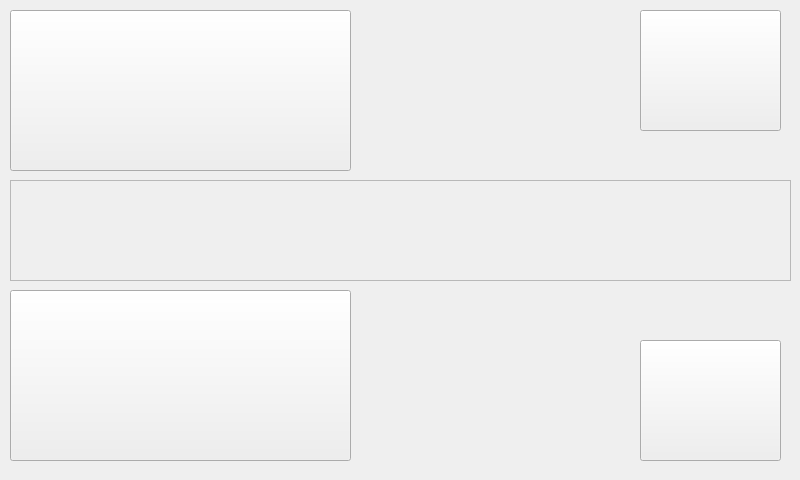
Old version of the form src/gui/mousewindow.ui in the repository Meelo/MaeRemote.
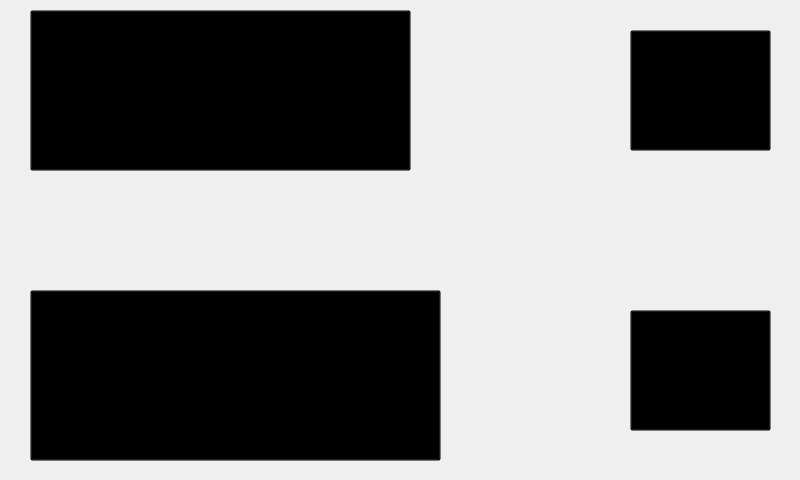
New version of the form. Icons and pictures are not drawn.

Commit message: Made background image for the mousewindow, but qt stylesheet fails miserably with this.. to fix later..

Diff of the .ui file:
```diff
--- a/src/gui/mousewindow.ui
+++ b/src/gui/mousewindow.ui
@@ -13,42 +13,83 @@
   <property name="windowTitle">
    <string>MaeRemote</string>
   </property>
+  <property name="windowIcon">
+   <iconset>
+    <normaloff>logo.png</normaloff>logo.png</iconset>
+  </property>
+  <property name="styleSheet">
+   <string notr="true">background-image: url(mouseui.png);</string>
+  </property>
   <widget class="QWidget" name="centralWidget">
+   <property name="styleSheet">
+    <string notr="true">background-image: url(mouseui.png);
+background-color: transparent;</string>
+   </property>
    <widget class="QPushButton" name="rightMouseButton">
     <property name="geometry">
      <rect>
-      <x>10</x>
+      <x>30</x>
       <y>10</y>
-      <width>341</width>
+      <width>381</width>
       <height>161</height>
      </rect>
     </property>
+    <property name="focusPolicy">
+     <enum>Qt::NoFocus</enum>
+    </property>
+    <property name="whatsThis">
+     <string>Right click button....</string>
+    </property>
+    <property name="styleSheet">
+     <string notr="true">background-image: url(nopic.png);
+background-color: transparent;</string>
+    </property>
     <property name="text">
-     <string/>
+     <string>right button</string>
     </property>
    </widget>
    <widget class="QPushButton" name="leftMouseButton">
     <property name="geometry">
      <rect>
-      <x>10</x>
+      <x>30</x>
       <y>290</y>
-      <width>341</width>
+      <width>411</width>
       <height>171</height>
      </rect>
     </property>
+    <property name="focusPolicy">
+     <enum>Qt::NoFocus</enum>
+    </property>
+    <property name="whatsThis">
+     <string>Left click button...</string>
+    </property>
+    <property name="autoFillBackground">
+     <bool>false</bool>
+    </property>
+    <property name="styleSheet">
+     <string notr="true">background-image: url(nopic.png);
+background-color: transparent;</string>
+    </property>
     <property name="text">
-     <string/>
+     <string>left button</string>
     </property>
    </widget>
    <widget class="QPushButton" name="lockButton">
     <property name="geometry">
      <rect>
-      <x>640</x>
-      <y>340</y>
+      <x>630</x>
+      <y>310</y>
       <width>141</width>
       <height>121</height>
      </rect>
     </property>
+    <property name="focusPolicy">
+     <enum>Qt::NoFocus</enum>
+    </property>
+    <property name="styleSheet">
+     <string notr="true">background-image: url(nopic.png);
+background-color: transparent;</string>
+    </property>
     <property name="text">
      <string/>
     </property>
@@ -67,12 +108,19 @@
    <widget class="QPushButton" name="toggleButton">
     <property name="geometry">
      <rect>
-      <x>640</x>
-      <y>10</y>
+      <x>630</x>
+      <y>30</y>
       <width>141</width>
       <height>121</height>
      </rect>
     </property>
+    <property name="focusPolicy">
+     <enum>Qt::NoFocus</enum>
+    </property>
+    <property name="styleSheet">
+     <string notr="true">background-image: url(nopic.png);
+background-color: transparent;</string>
+    </property>
     <property name="text">
      <string/>
     </property>
@@ -91,12 +139,19 @@
    <widget class="QFrame" name="scrollFrame">
     <property name="geometry">
      <rect>
-      <x>10</x>
+      <x>50</x>
       <y>180</y>
-      <width>781</width>
+      <width>461</width>
       <height>101</height>
      </rect>
     </property>
+    <property name="whatsThis">
+     <string>Scroll bar and middle click button...</string>
+    </property>
+    <property name="styleSheet">
+     <string notr="true">background-image: url(nopic.png);
+background-color: transparent;</string>
+    </property>
     <property name="frameShape">
      <enum>QFrame::StyledPanel</enum>
     </property>
```
Left out of the diff: 16 changed lines with no effect on the pictures. The commit also changes 5 other files.
